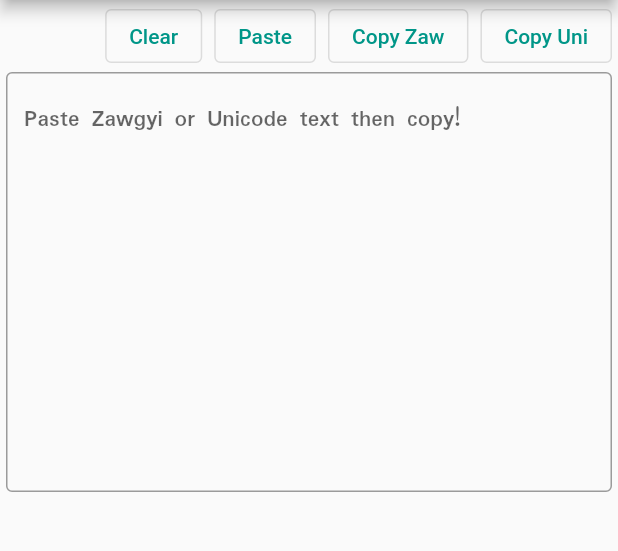
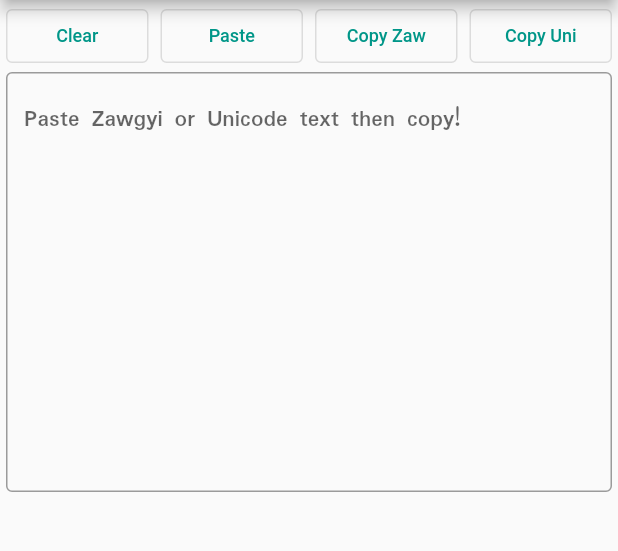
Before and after one commit to KunnChan/zawuni, a Flutter app: the screen it shows after launch, on a phone screen of 412 x 824 dp, the part 84-635 px from its top. Run offline on Flutter 3.47's test engine with Material 2 defaults, Android fonts, the phone set to English and light mode, and no system bars; our stand-ins replace google_mobile_ads; missing offline and left inert: myanmar_tools; network calls fail.

Commit message:
release 1

```diff
--- a/lib/main.dart
+++ b/lib/main.dart
@@ -92,42 +92,61 @@ class _ZawUniState extends State<ZawUni> {
         body: Column(
           children: [
             Padding(
-              padding: const EdgeInsets.fromLTRB(0, 0, 4, 0),
+              padding: const EdgeInsets.fromLTRB(4, 0, 4, 0),
               child: Row(
-                mainAxisAlignment: MainAxisAlignment.end,
                 children: [
-                  OutlinedButton(
+                  Expanded(
+                    child: OutlinedButton(
                       onPressed: () {
                         controller.text = '';
                       },
-                    child: const Text('Clear'),
+                      child: const Text(
+                        'Clear',
+                        style: TextStyle(fontSize: 12),
+                      ),
+                    ),
                   ),
                   const SizedBox(
                     width: 8.0,
                   ),
-                  OutlinedButton(
+                  Expanded(
+                    child: OutlinedButton(
                       onPressed: () {
                         onPaste();
                       },
-                    child: const Text('Paste'),
+                      child: const Text(
+                        'Paste',
+                        style: TextStyle(fontSize: 12),
+                      ),
+                    ),
                   ),
                   const SizedBox(
                     width: 8.0,
                   ),
-                  OutlinedButton(
+                  Expanded(
+                    child: OutlinedButton(
                       onPressed: () {
                         onZawgyiCopy();
                       },
-                    child: const Text('Copy Zaw'),
+                      child: const Text(
+                        'Copy Zaw',
+                        style: TextStyle(fontSize: 12),
+                      ),
+                    ),
                   ),
                   const SizedBox(
                     width: 8.0,
                   ),
-                  OutlinedButton(
+                  Expanded(
+                    child: OutlinedButton(
                       onPressed: () {
                         onUnicodeCopy();
                       },
-                    child: const Text('Copy Uni'),
+                      child: const Text(
+                        'Copy Uni',
+                        style: TextStyle(fontSize: 12),
+                      ),
+                    ),
                   ),
                 ],
               ),
```
Also changed, not shown: 2 other files. Lines whose indentation alone changed are shown as unchanged.
